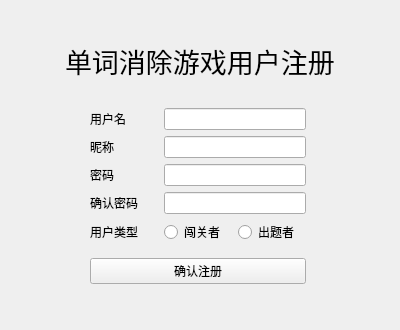
First picture: the form in register.ui, repository yts1999/word-elimination, before the edit.
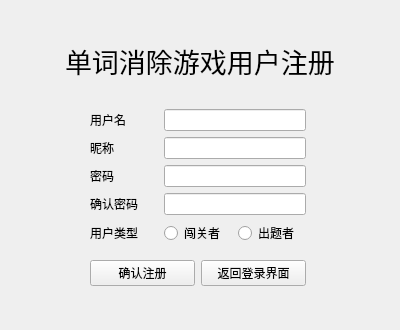
Second picture: the form after the edit.

Commit message: add switch login/register mode

What changed in the file:
```diff
--- a/register.ui
+++ b/register.ui
@@ -19,7 +19,7 @@
      <x>90</x>
      <y>100</y>
      <width>216</width>
-     <height>194</height>
+     <height>196</height>
     </rect>
    </property>
    <layout class="QGridLayout" name="gridLayout_register">
@@ -45,7 +45,7 @@
       <item row="1" column="1" colspan="2">
        <widget class="QLineEdit" name="nickName">
         <property name="echoMode">
-         <enum>QLineEdit::Password</enum>
+         <enum>QLineEdit::Normal</enum>
         </property>
        </widget>
       </item>
@@ -101,6 +101,8 @@
      </layout>
     </item>
     <item row="1" column="0">
+     <layout class="QGridLayout" name="gridLayout_button">
+      <item row="0" column="0">
      <widget class="QPushButton" name="confirmButton">
       <property name="text">
        <string>确认注册</string>
@@ -109,6 +111,18 @@
        <bool>false</bool>
       </property>
      </widget>
+      </item>
+      <item row="0" column="1">
+       <widget class="QPushButton" name="loginButton">
+        <property name="text">
+         <string>返回登录界面</string>
+        </property>
+        <property name="default">
+         <bool>false</bool>
+        </property>
+       </widget>
+      </item>
+     </layout>
     </item>
    </layout>
   </widget>
```
Lines whose indentation alone changed are shown as unchanged. The commit also changes 6 other files.
